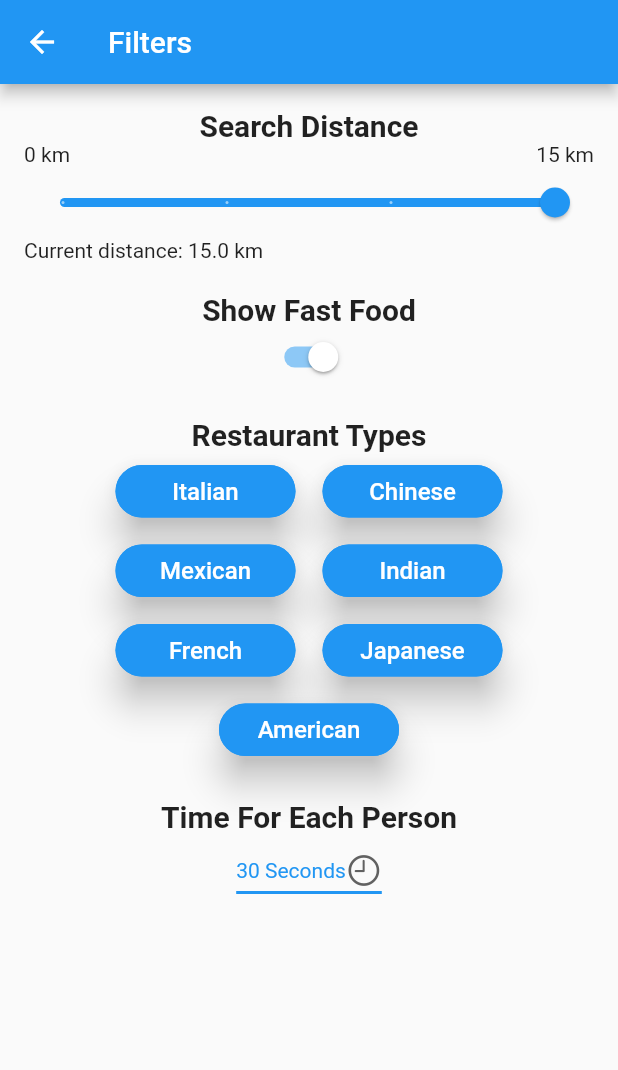
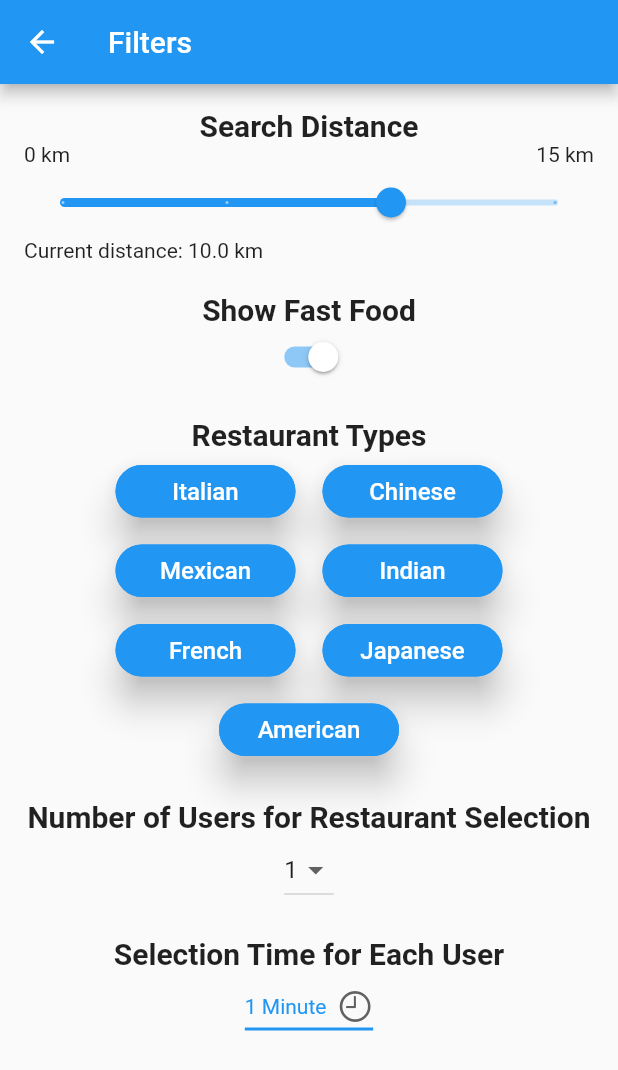
Before and after one commit to MatthewSzurkowski/TasteTwin, a Flutter app: the FiltersPage screen opened directly, on a phone screen of 412 x 824 dp. Shown: the top 1070 px of the screen. Run offline on Flutter 3.47's test engine with Material 2 defaults, Android fonts, the phone set to English and light mode, and no system bars; drawn by our look-alikes of custom_radio_grouped_button; our stand-ins replace flutter_riverpod, swipe_cards; missing offline and left inert: dart:ffi.

Commit message:
Finished Filters Page

```diff
--- a/taste_twin/lib/main.dart
+++ b/taste_twin/lib/main.dart
@@ -1,6 +1,14 @@
 import 'package:flutter/material.dart';
 import 'package:taste_twin/pages/homepage.dart';
 import 'package:flutter_riverpod/flutter_riverpod.dart';
+import '/components/preferences_provider.dart';
+import '/components/preferences.dart';
+
+//final preferencesProvider = Provider<Preferences>((ref) => preferences);
+
+final preferencesProvider =
+    StateNotifierProvider<PreferencesNotifier, Preferences>(
+        (ref) => PreferencesNotifier());
 
 void main() {
   runApp(
@@ -16,7 +24,9 @@ class MyApp extends StatelessWidget {
   // This widget is the root of your application.
   @override
   Widget build(BuildContext context) {
-    return MaterialApp(
+    //final preferences = useProvider(preferencesProvider);
+    return ProviderScope(
+      child: MaterialApp(
         title: 'Taste Twin',
         theme: ThemeData(
           // This is the theme of your application.
@@ -32,6 +42,7 @@ class MyApp extends StatelessWidget {
         ),
         // Switch MyHomePage -> MatchPage to test
         home: const MyHomePage(title: 'Taste Twin'),
+      ),
     );
   }
 }
--- a/taste_twin/lib/pages/filterspage.dart
+++ b/taste_twin/lib/pages/filterspage.dart
@@ -3,86 +3,39 @@ import 'package:flutter/cupertino.dart';
 import 'package:flutter/material.dart';
 import '../components/preferences.dart';
 import 'package:flutter_riverpod/flutter_riverpod.dart';
+import '../main.dart';
+import '/components/preferences_provider.dart';
 
-const List<String> list = <String>[
-  "30 Seconds",
-  "1 Minute",
-  "2 Minutes",
-  "3 Minutes",
-  "4 Minutes",
-  "5 Minutes"
-];
+const List<String> list = <String>["1", "2", "3", "4", "5"];
+int numUsersVal = 1;
 
-final preferencesProvider =
-    StateNotifierProvider<PreferencesNotifier, Preferences>((ref) {
-  // Create an instance of the Preferences class
-  Preferences preferences = Preferences(
-      searchDistance: 15,
-      showAmerican: true,
-      showChinese: true,
-      showFastFood: true,
-      showFrench: true,
-      showIndian: true,
-      showItalian: true,
-      showJapanese: true,
-      showMexican: true,
-      time: 1,
-      selectedCuisines: [
-        'Italian',
-        'Chinese',
-        'Mexican',
-        'Indian',
-        'French',
-        'Japanese',
-        'American'
-      ]);
+// final preferencesProvider =
+//     StateNotifierProvider<PreferencesNotifier, Preferences>((ref) {
+//   // Create an instance of the Preferences class
+//   Preferences preferences = Preferences(
+//       searchDistance: 15,
+//       showAmerican: true,
+//       showChinese: true,
+//       showFastFood: true,
+//       showFrench: true,
+//       showIndian: true,
+//       showItalian: true,
+//       showJapanese: true,
+//       showMexican: true,
+//       time: 1,
+//       selectedCuisines: [
+//         'Italian',
+//         'Chinese',
+//         'Mexican',
+//         'Indian',
+//         'French',
+//         'Japanese',
+//         'American'
+//       ]);
 
-  // Return a PreferencesNotifier with the created instance of Preferences
-  return PreferencesNotifier(preferences);
-});
-
-class PreferencesNotifier extends StateNotifier<Preferences> {
-  PreferencesNotifier(Preferences preferences) : super(preferences);
-
-  // Create a method to set a variable in Preferences and update the state
-  void setSearchDistance(double newValue) {
-    state.searchDistance = newValue;
-  }
-
-  void setFastFood(bool newValue) {
-    state.showFastFood = newValue;
-  }
-
-  void setSelectedCuisines(List<dynamic> values) {
-    state.selectedCuisines = values;
-  }
-
-  List<String> get selectedCuisines {
-    var chosenCuisines = <String>[];
-    if (state.showItalian) {
-      chosenCuisines.add("Italian");
-    }
-    if (state.showChinese) {
-      chosenCuisines.add("Chinese");
-    }
-    if (state.showMexican) {
-      chosenCuisines.add("Mexican");
-    }
-    if (state.showIndian) {
-      chosenCuisines.add("Indian");
-    }
-    if (state.showFrench) {
-      chosenCuisines.add("French");
-    }
-    if (state.showJapanese) {
-      chosenCuisines.add("Japanese");
-    }
-    if (state.showAmerican) {
-      chosenCuisines.add("American");
-    }
-    return chosenCuisines;
-  }
-}
+//   // Return a PreferencesNotifier with the created instance of Preferences
+//   return PreferencesNotifier(preferences);
+// });
 
 class FiltersPage extends StatefulWidget {
   FiltersPage({super.key, required this.title, required String preferences});
@@ -105,14 +58,14 @@ class FiltersPage extends StatefulWidget {
 class _FiltersPage extends State<FiltersPage> {
   // initial value for the slider
   bool showFastFood = true;
-  String eachPersonTimeLimit = "1 minute";
-  String dropdownValue = list.first;
+
   @override
   Widget build(BuildContext context) {
     return Consumer(
       builder: (context, ref, _) {
         final notifier = ref.watch(preferencesProvider.notifier);
         final preferences = ref.watch(preferencesProvider);
+        String dropdownValue = notifier.getTime();
         return Scaffold(
           appBar: AppBar(
             title: Text(widget.title),
@@ -135,7 +88,7 @@ class _FiltersPage extends State<FiltersPage> {
                   ],
                 ),
                 Slider(
-                  value: preferences.searchDistance,
+                  value: notifier.getSearchDistance(),
                   min: 0,
                   max: 15,
                   divisions: 3,
@@ -231,7 +184,33 @@ class _FiltersPage extends State<FiltersPage> {
                   children: [
                     const SizedBox(height: 20),
                     const Center(
-                        child: Text('Time For Each Person',
+                        child: Text('Number of Users for Restaurant Selection',
+                            textAlign: TextAlign.center,
+                            style: TextStyle(
+                                fontSize: 20, fontWeight: FontWeight.bold))),
+                    DropdownButton<int>(
+                      value: numUsersVal,
+                      onChanged: (int? newValue) {
+                        setState(() {
+                          numUsersVal = notifier.setNumUsers(newValue!);
+                        });
+                      },
+                      items: List.generate(
+                        6,
+                        (index) => DropdownMenuItem(
+                          value: index + 1,
+                          child: Text('${index + 1}'),
+                        ),
+                      ),
+                    ),
+                  ],
+                ),
+                Column(
+                  children: [
+                    const SizedBox(height: 20),
+                    const Center(
+                        child: Text('Selection Time for Each User',
+                            textAlign: TextAlign.center,
                             style: TextStyle(
                                 fontSize: 20, fontWeight: FontWeight.bold))),
                     DropdownButton<String>(
@@ -246,14 +225,15 @@ class _FiltersPage extends State<FiltersPage> {
                         onChanged: (String? value) {
                           // This is called when the user selects an item.
                           setState(() {
-                            dropdownValue = value!;
+                            dropdownValue = notifier.setTime(value!);
                           });
                         },
                         items:
                             list.map<DropdownMenuItem<String>>((String value) {
                           return DropdownMenuItem<String>(
                             value: value,
-                            child: Text(value),
+                            child: Text(
+                                "$value ${value.contains('1') ? 'Minute' : 'Minutes'}"),
                           );
                         }).toList()),
                   ],
```
Also changed, not shown: taste_twin/lib/components/preferences.dart (+19 -15 lines), taste_twin/lib/components/preferences_provider.dart (added, +63 -0 lines), taste_twin/lib/pages/homepage.dart (+14 -29 lines). Lines whose indentation alone changed are shown as unchanged.
